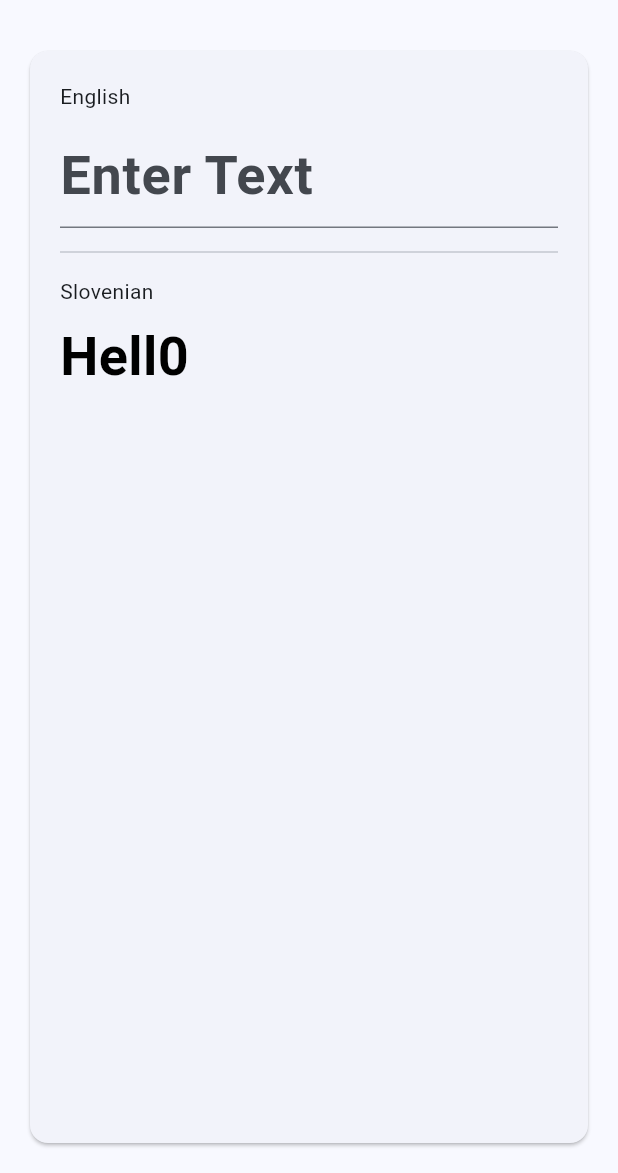
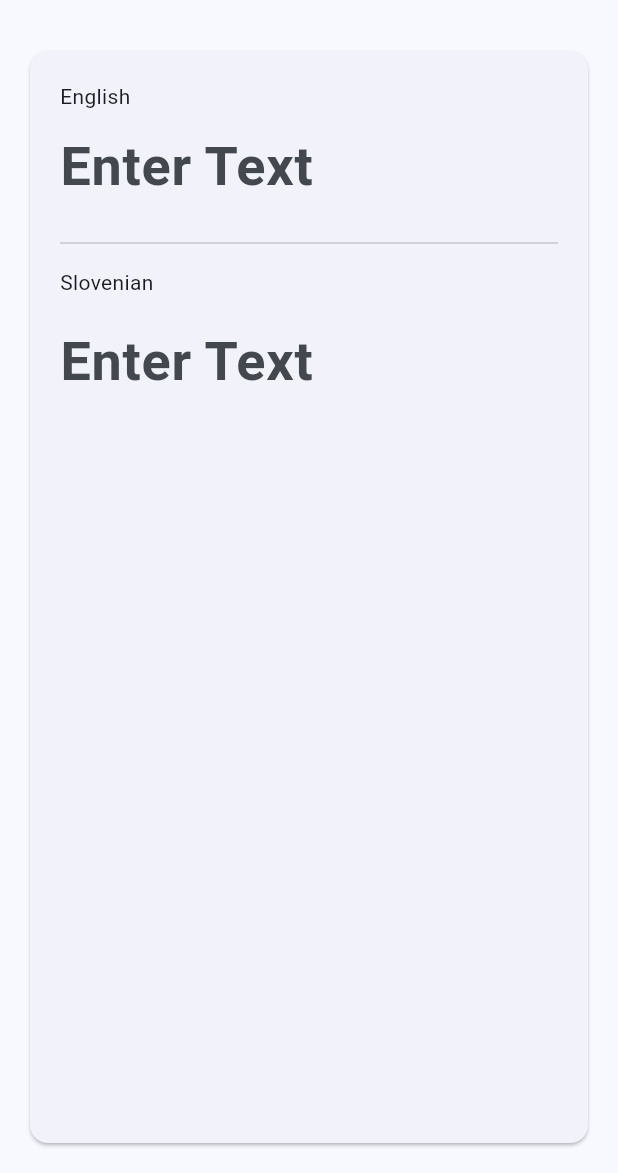
Before and after one commit to joshashton/translator_flutter_app, a Flutter app: the screen it shows after launch, on a phone screen of 412 x 824 dp, the part 63-1236 px from its top. Run offline on Flutter 3.47's test engine with Material 3 defaults, Android fonts, the phone set to English and light mode, and no system bars; missing offline and left inert: translator.

Commit message:
Added google translate API
Translates from English to Slovenian and vice versa

```diff
--- a/lib/main.dart
+++ b/lib/main.dart
@@ -1,4 +1,5 @@
 import 'package:flutter/material.dart';
+import 'package:translator/translator.dart';
 
 void main() {
   runApp(const MyApp());
@@ -40,8 +41,30 @@ class MyHomePage extends StatefulWidget {
 }
 
 class _MyHomePageState extends State<MyHomePage> {
+  final translator = GoogleTranslator();
+  final englishController = TextEditingController();
+  final slovenianController = TextEditingController();
 
-  String translated = "Hell0";
+  @override
+  void dispose() {
+    englishController.dispose();
+    slovenianController.dispose();
+    super.dispose();
+  }
+
+  Future<void> translateToSlovenian(String text) async {
+    if (text.isNotEmpty) {
+      var translation = await translator.translate(text, from: 'en', to: 'sl');
+      slovenianController.text = translation.toString();
+    }
+  }
+
+  Future<void> translateToEnglish(String text) async {
+    if (text.isNotEmpty) {
+      var translation = await translator.translate(text, from: 'sl', to: 'en');
+      englishController.text = translation.toString();
+    }
+  }
 
   @override
   Widget build(BuildContext context) {
@@ -64,37 +87,40 @@ class _MyHomePageState extends State<MyHomePage> {
           padding: const EdgeInsets.all(20),
           children: [
             const Text("English"),
-            const SizedBox(height: 8),
+            const SizedBox(height: 2),
             TextField(
+              controller: englishController,
               style: const TextStyle(
                 fontSize: 36,
                 fontWeight: FontWeight.bold,
               ),
               decoration: const InputDecoration(
                 hintText: "Enter Text",
+                border: InputBorder.none,
               ),
-              onChanged: (text)async{
-                //final translation = await text.translate(
-                // from: 'en',
-                // to: 'es',
-                // );
-
-                setState(() {
-                  //translated = translation.text;
-                });
-              }
+              maxLines: null,
+              onChanged: (text) {
+                translateToSlovenian(text);
+              },
             ),
             const Divider(height: 32),
             const Text("Slovenian"),
             const SizedBox(height: 8),
-            Text(
-              translated,
+            TextField(
+              controller: slovenianController,
               style: const TextStyle(
                 fontSize: 36,
-                color: Colors.black,
                 fontWeight: FontWeight.bold,
               ),
-            )
+              decoration: const InputDecoration(
+                hintText: "Enter Text",
+                border: InputBorder.none,
+              ),
+              maxLines: null,
+              onChanged: (text) {
+                translateToEnglish(text);
+              },
+            ),
           ],
         ),
       ),
--- a/pubspec.yaml
+++ b/pubspec.yaml
@@ -35,6 +35,8 @@ dependencies:
   # The following adds the Cupertino Icons font to your application.
   # Use with the CupertinoIcons class for iOS style icons.
   cupertino_icons: ^1.0.2
+
+  translator: ^1.0.0
 
 dev_dependencies:
   flutter_test:
```
Also changed, not shown: pubspec.lock.
